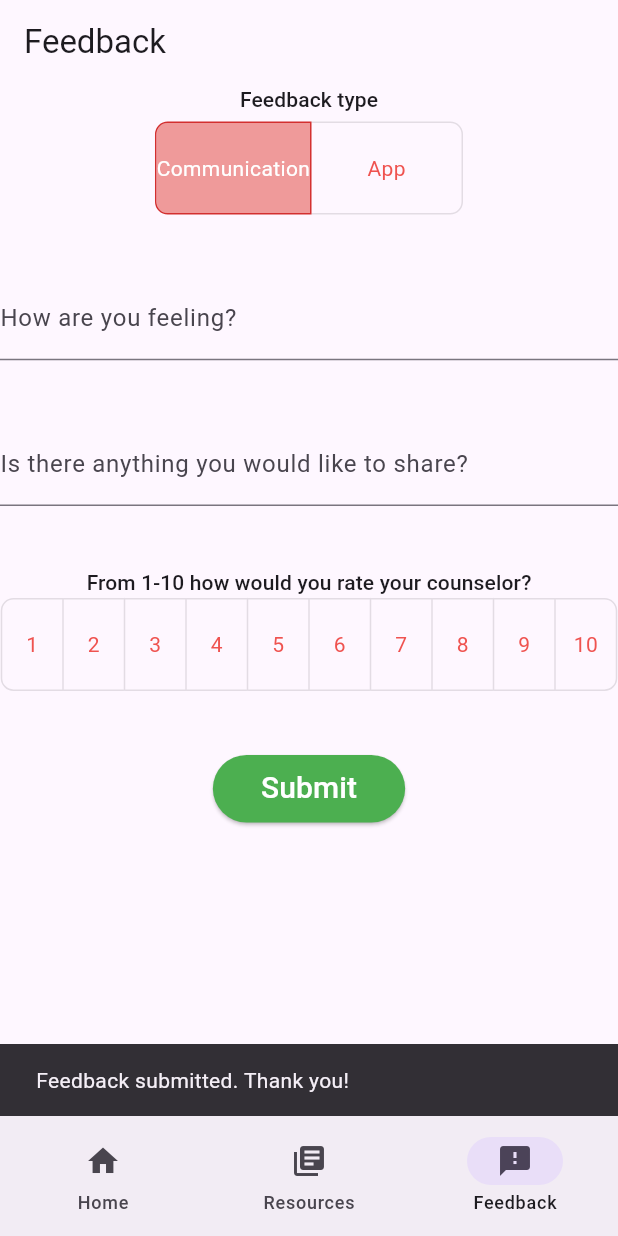
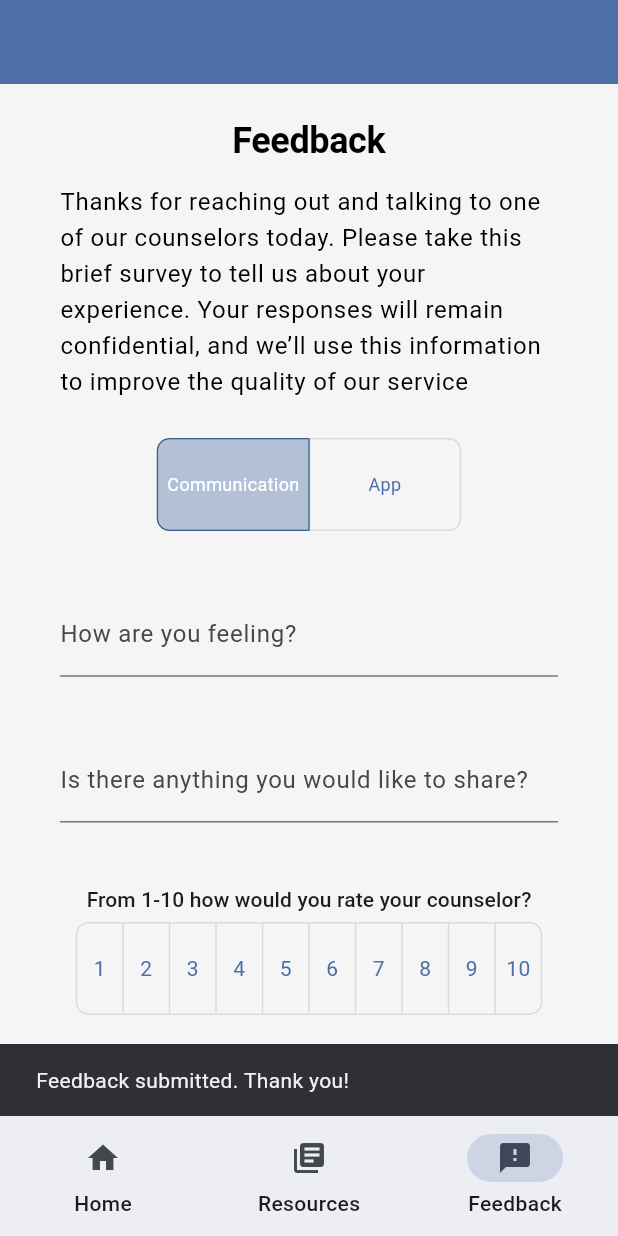
Before and after one commit to KatherineBR/Trevor-App-Public, a Flutter app: the screen it shows after launch, item 3 of the bottom bar chosen, after a tap on "Submit", on a phone screen of 412 x 824 dp. Run offline on Flutter 3.47's test engine with Material 3 defaults, Android fonts, the light colour scheme and no system bars; our stand-ins replace webview_flutter; generated files the repository leaves out were written again.

Commit message:
adding styles

```diff
--- a/lib/feedback.dart
+++ b/lib/feedback.dart
@@ -3,8 +3,8 @@ import 'package:flutter_gen/gen_l10n/app_localizations.dart';
 
 
 const List<Widget> feedbackTypes = <Widget>[
-  Text('Communication'),
-  Text('App')
+  Text('Communication', style: TextStyle(fontSize: 12)),
+  Text('App', style: TextStyle(fontSize: 12))
 ];
 
 
@@ -21,7 +21,7 @@ class _MyWidgetState extends State<FeedbackApp> {
   final _communicationFormKey = GlobalKey<_CommunicationFeedbackFormState>();
   final _appFormKey = GlobalKey<_AppFeedbackFormState>();
 
-  void _submit() {
+    void _submit() {
     if (_selectedFeedbackType[0]) {
       // Communication form is active
       final formState = _communicationFormKey.currentState;
@@ -58,7 +58,8 @@ class _MyWidgetState extends State<FeedbackApp> {
     }
 
     ScaffoldMessenger.of(context).showSnackBar(
-      SnackBar(content: Text('Feedback submitted. Thank you!'))
+      SnackBar(content: Text('Feedback submitted. Thank you!'),
+      ),
     );
   }
 
@@ -68,14 +69,21 @@ class _MyWidgetState extends State<FeedbackApp> {
   final localizations = AppLocalizations.of(context)!;
 
     return Scaffold(
-      appBar: AppBar(
-        title: Text(localizations.feedback),
-      ),
-      body: Center(
-        child: Column(
-        children: <Widget>[
-            Text('Feedback type', style: theme.textTheme.titleSmall),
-              const SizedBox(height: 5),
+      appBar: AppBar(),
+      body: SingleChildScrollView(
+          padding: EdgeInsets.symmetric(horizontal: 40),
+          child: Column(
+          children: <Widget>[
+            SizedBox(height: 24),
+            Text('Feedback', style: theme.textTheme.displayLarge),
+            SizedBox(height: 16),
+            Text(
+                        _selectedFeedbackType[0]
+              ? localizations.feedbackDescriptionCommunications
+              : localizations.feedbackDescriptionApp,
+              style: theme.textTheme.bodyLarge,
+            ),
+              const SizedBox(height: 25),
               ToggleButtons(
                 onPressed: (int index) {
                   setState(() {
@@ -86,10 +94,10 @@ class _MyWidgetState extends State<FeedbackApp> {
                   });
                 },
                 borderRadius: const BorderRadius.all(Radius.circular(8)),
-                selectedBorderColor: Colors.red[700],
+                selectedBorderColor: theme.colorScheme.primary,
                 selectedColor: Colors.white,
-                fillColor: Colors.red[200],
-                color: Colors.red[400],
+                fillColor: theme.primaryColor.withAlpha(99),
+                color: theme.primaryColor,
                 constraints: const BoxConstraints(
                   minHeight: 60.0,
                   minWidth: 100.0),
@@ -147,7 +155,9 @@ class CommunicationFeedbackForm extends StatefulWidget {
   State<CommunicationFeedbackForm> createState() => _CommunicationFeedbackFormState();
 }
 
-
+/*
+  This is the Communication Feedback Form
+*/
 class _CommunicationFeedbackFormState extends State<CommunicationFeedbackForm> {
   final List<bool> _selectedRating = List.generate(10, (_) => false);
   final communicationsFormQuestion1 = TextEditingController();
@@ -182,7 +192,7 @@ class _CommunicationFeedbackFormState extends State<CommunicationFeedbackForm> {
           height: MediaQuery.of(context).size.width * 0.1,
         ),
         Text(localizations.communicationsFormQuestion3, style: theme.textTheme.titleSmall),
-        // const SizedBox(height: 5)
+        const SizedBox(height: 5),
         ToggleButtons(
           onPressed: (int index) {
             setState(() {
@@ -193,13 +203,13 @@ class _CommunicationFeedbackFormState extends State<CommunicationFeedbackForm> {
             });
           },
           borderRadius: const BorderRadius.all(Radius.circular(8)),
-          selectedBorderColor: Colors.red[700],
+          selectedBorderColor: theme.primaryColor,
           selectedColor: Colors.white,
-          fillColor: Colors.red[200],
-          color: Colors.red[400],
+          fillColor: theme.primaryColor.withAlpha(99),
+          color: theme.primaryColor,
           constraints: const BoxConstraints(
             minHeight: 60.0,
-            minWidth: 40.0),
+            minWidth: 30.0),
           isSelected: _selectedRating,
           children: ratingsCommunication,
         ),
@@ -210,6 +220,13 @@ class _CommunicationFeedbackFormState extends State<CommunicationFeedbackForm> {
     );
   }
 }
+
+
+/*
+
+  This is the Application Feedback Form
+
+*/
 
 const List<Widget> ratingsApp = <Widget>[
   Text('1'),
@@ -258,10 +275,10 @@ class _AppFeedbackFormState extends State<AppFeedbackForm> {
             });
           },
           borderRadius: const BorderRadius.all(Radius.circular(8)),
-          selectedBorderColor: Colors.red[700],
+          selectedBorderColor: theme.primaryColor,
           selectedColor: Colors.white,
-          fillColor: Colors.red[200],
-          color: Colors.red[400],
+          fillColor: theme.primaryColor.withAlpha(99),
+          color: theme.primaryColor,
           constraints: const BoxConstraints(
             minHeight: 60.0,
             minWidth: 40.0),
--- a/lib/home.dart
+++ b/lib/home.dart
@@ -2,6 +2,7 @@ import 'package:flutter/material.dart';
 import 'webview_controller.dart';
 import 'package:url_launcher/url_launcher.dart';
 import 'package:flutter_gen/gen_l10n/app_localizations.dart';
+import 'theme.dart';
 
 class MyHomePage extends StatelessWidget {
   const MyHomePage({super.key});
@@ -27,67 +28,89 @@ class MyHomePage extends StatelessWidget {
     }
   }
 
+  Future<void> openWhatsApp(String phoneNumber) async {
+    final whatsappUri = Uri.parse("https://wa.me/$phoneNumber");
+    if (await canLaunchUrl(whatsappUri)) {
+      await launchUrl(whatsappUri);
+    } else {
+      debugPrint('Could not launch WhatsApp. Make sure WhatsApp is installed.');
+    }
+  }
     @override
       Widget build(BuildContext context) {
-    // retrieves the appropriate translations based on the user's
-    // language settings from the generated class "AppLocalizations"
         final localizations = AppLocalizations.of(context)!;
+        final theme = Theme.of(context);
+        final homeButtonsStyle = AppTheme.largeButtonStyle;
+        const tempCondition = false; // Placeholder for actual condition for later
 
     return Scaffold(
-      appBar: AppBar(title: Text('Home')),
-      body: Padding(
-        padding: EdgeInsets.symmetric(horizontal: 40),
+      appBar: AppBar(),
+      body: SingleChildScrollView(
+        child: Padding(
+          padding: const EdgeInsets.symmetric(horizontal: 40),
           child: Column(
             mainAxisAlignment: MainAxisAlignment.center,
             children: [
-            SizedBox(height: 40), // Adds top margin
-            Expanded(
+              const SizedBox(height: 24),
+              Text('Home', style: theme.textTheme.displayLarge),
+              const SizedBox(height: 16),
+              Text(
+                localizations.homeDescription,
+                style: theme.textTheme.bodyLarge,
+              ),
+              const SizedBox(height: 40),
+              SizedBox(
+                height: 80,
+                width: double.infinity,
                 child: ElevatedButton(
-              // uses the retrieved translation from the generated class which
-              // stores the appropriate translations based on the user's language
-              // setting
-              onPressed: () => sendSMS('sms:+18664887386'), // Replace with desired number
-              style: ElevatedButton.styleFrom(
-                minimumSize: Size(double.infinity, 60), // Ensures full width
-                textStyle: TextStyle(fontSize: 60), // Increases font size
-                shape: RoundedRectangleBorder(
-                  borderRadius: BorderRadius.circular(12), // Makes it rounded rectangle
-              ), ),
+                  onPressed: () {
+                    Navigator.push(
+                      context,
+                      MaterialPageRoute(
+                        builder: (context) =>
+                            const WebViewApp(url: 'https://chat.trvr.org/'),
+                      ),
+                    );
+                  },
+                  style: homeButtonsStyle,
+                  child: Text(localizations.chat),
+                ),
+              ),
+              const SizedBox(height: 25),
+              if (tempCondition)
+                ...[
+                  SizedBox(
+                    height: 80,
+                    child: ElevatedButton(
+                      onPressed: () => sendSMS('sms:+18664887386'),
+                      style: homeButtonsStyle,
                       child: Text(localizations.text),
                     ),
                   ),
-            SizedBox(height: 25),
-            Expanded(child: ElevatedButton(
-              onPressed: () {
-                // Navigate to the webview chat when pressed
-                Navigator.push(
-                  context,
-                  MaterialPageRoute(
-                    builder: (context) => WebViewApp(url: 'https://chat.trvr.org/'),
+                  const SizedBox(height: 25),
+                  SizedBox(
+                    height: 80,
+                    width: double.infinity,
+                    child: ElevatedButton(
+                      onPressed: () => openCallApp('+18664887386'),
+                      style: homeButtonsStyle,
+                      child: Text(localizations.call),
                     ),
-                  );
-                },
-              style: ElevatedButton.styleFrom(
-                minimumSize: Size(double.infinity, 60), // Ensures full width
-                textStyle: TextStyle(fontSize: 60), // Increases font size
-                shape: RoundedRectangleBorder(
-                  borderRadius: BorderRadius.circular(12), // Makes it rounded rectangle
-              ), ),
-              child: Text(localizations.chat)
-            ), ),
-            SizedBox(height: 25),
-            Expanded(child: ElevatedButton(
-              onPressed: () => openCallApp('+18664887386'),
-              style: ElevatedButton.styleFrom(
-                minimumSize: Size(double.infinity, 60), // Ensures full width
-                textStyle: TextStyle(fontSize: 60), // Increases font size
-                shape: RoundedRectangleBorder(
-                  borderRadius: BorderRadius.circular(12), // Makes it rounded rectangle
-              ), ),
-              child: Text(localizations.call),
-            ), ),
-            SizedBox(height: 25),
+                  ),
+                ]
+              else
+                SizedBox(
+                  height: 80,
+                  width: double.infinity,
+                  child: ElevatedButton(
+                    onPressed: () => openWhatsApp('+525592253337'),
+                    style: homeButtonsStyle,
+                    child: Text(localizations.text),
+                  ),
+                ),
+              const SizedBox(height: 25),
             ],
+          ),
         ),
       ),
     );
--- a/lib/l10n/app_en.arb
+++ b/lib/l10n/app_en.arb
@@ -1,16 +1,19 @@
 {
   "appTitle": "Flutter Demo Home Page",
-  "call": "Call",
-  "text": "Text",
-  "chat": "Chat",
+  "call": "Call Us",
+  "text": "Text Us",
+  "chat": "Chat With Us",
   "chatURL": "http://chat.trvr.org/",
   "feedback" : "Feedback",
+  "feedbackDescriptionApp" : "We want to hear from you! Please take a moment to share your thoughts about the app. Your feedback is important to us and will help us improve the app for everyone.",
+  "feedbackDescriptionCommunications" : "Thanks for reaching out and talking to one of our counselors today. Please take this brief survey to tell us about your experience. Your responses will remain confidential, and we’ll use this information to improve the quality of our service",
   "appFormQuestion1" : "How are you enjoying this app?",
   "appFormQuestion2" : "Rate us 1-5 stars",
   "communicationsFormQuestion1" : "How are you feeling?",
   "communicationsFormQuestion2" : "Is there anything you would like to share?",
   "communicationsFormQuestion3" : "From 1-10 how would you rate your counselor?",
   "home" : "Home",
+  "homeDescription" : "We’re here for you. If you're thinking about harming yourself, get immediate crisis support. Connect with a crisis counselor 24/7, 365 days a year, from anywhere in the U.S. via text, chat, or phone. The Trevor Project is 100% confidential and 100% free.",
   "resources" : "Resources",
-  "feedback" : "Feedback"
+  "resourcesDecription" : "In this section, you will find useful resources to support your well-being and connect with the LGBTQ+ community. Explore breathing exercises, research, news, and opportunities to get involved. Tap on any resource to learn more on our website."
 }
--- a/lib/l10n/app_es.arb
+++ b/lib/l10n/app_es.arb
@@ -1,11 +1,19 @@
 {
   "appTitle": "Página de inicio de demostración de Flutter",
-  "call": "Llamar",
-  "text": "Mensaje",
-  "chat": "Chat",
+  "call": "Llámanos",
+  "text": "Envíanos un mensaje por WhatsApp",
+  "chat": "Búscanos para chatear",
   "chatURL": "http://chat.trvr.mx/",
-  "feedback" : "Retroalimentación",
   "home" : "Hogar",
   "resources" : "Recursos",
-  "feedback" : "Comentario"
+  "feedback" : "Comentario",
+  "feedbackDescriptionApp" : "¡Queremos saber de ti! Tómate un momento para compartir tus pensamientos sobre la aplicación. Sus comentarios son importantes para nosotros y nos ayudarán a mejorar la aplicación para todos.",
+  "feedbackDescriptionCommunications" : "Gracias por comunicarte y hablar con uno de nuestros consejerxs hoy. Por favor, completa esta breve encuesta para contarnos sobre tu experiencia. Tus respuestas serán confidenciales y utilizaremos esta información para mejorar la calidad de nuestro servicio.",
+  "communicationsFormQuestion1" : "¿Cómo te sientes?",
+  "communicationsFormQuestion2" : "¿Hay algo que te gustaría compartir?",
+  "communicationsFormQuestion3" : "Del 1 al 10, ¿cómo calificarías a tu consejerx?",
+  "appFormQuestion1" : "¿Cómo estás disfrutando de esta aplicación?",
+  "appFormQuestion2" : "Califícanos de 1 a 5 estrellas",
+  "homeDescription" : "Tener dudas sobre tu identidad de género u orientación sexual es normal. Si sientes ansiedad, miedo o has pensado en hacerte daño, escríbenos. Es gratuito y confidencial.",
+  "resourcesDecription" : "En esta sección, encontrarás recursos útiles para apoyar tu bienestar y conectar con la comunidad LGBTQ+. Explora ejercicios de respiración, investigaciones, noticias y oportunidades para involucrarte. Toca cualquier recurso para obtener más información en nuestro sitio web."
 }
--- a/lib/main.dart
+++ b/lib/main.dart
@@ -4,6 +4,7 @@ import 'package:flutter_gen/gen_l10n/app_localizations.dart';
 import 'home.dart';        // Import home.dart
 import 'feedback.dart';   // Import feedback.dart
 import 'resources.dart'; // Import resources.dart
+import 'theme.dart';        // Import theme.dart
 
 void main() {
   runApp(const MyApp());
@@ -17,6 +18,7 @@ class MyApp extends StatelessWidget {
   Widget build(BuildContext context) {
 
     return MaterialApp(
+      themeMode: ThemeMode.system,
       // loads localized resources
       localizationsDelegates: [
         AppLocalizations.delegate,
@@ -29,24 +31,7 @@ class MyApp extends StatelessWidget {
         Locale('en', 'US'), // English
         Locale('es', 'MX'), // Spanish
       ],
-      theme: ThemeData(
-        // This is the theme of your application.
-        //
-        // TRY THIS: Try running your application with "flutter run". You'll see
-        // the application has a purple toolbar. Then, without quitting the app,
-        // try changing the seedColor in the colorScheme below to Colors.green
-        // and then invoke "hot reload" (save your changes or press the "hot
-        // reload" button in a Flutter-supported IDE, or press "r" if you used
-        // the command line to start the app).
-        //
-        // Notice that the counter didn't reset back to zero; the application
-        // state is not lost during the reload. To reset the state, use hot
-        // restart instead.
-        //
-        // This works for code too, not just values: Most code changes can be
-        // tested with just a hot reload.
-        colorScheme: ColorScheme.fromSeed(seedColor: Colors.deepPurple),
-      ),
+      theme: AppTheme.getTheme(),
       home: const HomeScreen(),
     );
   }
--- a/lib/resources.dart
+++ b/lib/resources.dart
@@ -1,13 +1,18 @@
 import 'package:flutter/material.dart';
+import 'package:webview_flutter/webview_flutter.dart';
+import 'package:flutter_localizations/flutter_localizations.dart';
+import 'package:flutter_gen/gen_l10n/app_localizations.dart';
+import 'webview_controller.dart';
+import 'theme.dart';
 
-//defines a custom stateless widget for resourcecard
+// Defines a custom stateless widget for resourcecard
 class ResourceCard extends StatelessWidget {
-  // required properties for the card
+  // Required properties for the card
   final String title;
   final String description;
   final String url;
 
-  // constructor for the resource card requiring the previously defined properties
+  // Constructor for the resource card requiring the previously defined properties
   const ResourceCard({
     super.key,
     required this.title,
@@ -17,27 +22,47 @@ class ResourceCard extends StatelessWidget {
 
   @override
   Widget build(BuildContext context) {
-    // determines the characteristics of each of the cards
-    return Card(
-      color: const Color.fromARGB(255, 169, 228, 255),
-      shape: RoundedRectangleBorder(borderRadius: BorderRadius.circular(12)),
-      elevation: 4,
-      margin: EdgeInsets.symmetric(vertical: 8, horizontal: 16),
-      child: ListTile(
-        title: Text(
+    final theme = Theme.of(context);
+    return SizedBox(
+      height: 80,
+      child: ElevatedButton(
+        onPressed: () {
+          Navigator.push(
+            context,
+            MaterialPageRoute(builder: (context) => WebViewApp(url: url))
+          );
+        },
+        style: AppTheme.largeButtonStyle,
+        child: Align(
+          alignment: Alignment.centerLeft,
+          child: Column(
+            mainAxisAlignment: MainAxisAlignment.center,
+            crossAxisAlignment: CrossAxisAlignment.start,
+            children: [
+              Text(
                 title,
-          style: TextStyle(fontSize: 20, fontWeight: FontWeight.bold),
+                style: TextStyle(
+                  fontSize: 20,
+                  fontWeight: FontWeight.bold,
                 ),
-        subtitle: Text(description),
+              ),
+              Text(description,
+              style: TextStyle(
+                fontSize: 12,
+                fontWeight: FontWeight.normal,
+              )),
+            ],
+          ),
+        ),
       ),
     );
   }
 }
 
-// stateless widget for the entire list of resource cards
+// Stateless widget for the entire list of resource cards
 class ResourcesPage extends StatelessWidget {
   final List<Map<String, String>> resources = [
-    // list of sample data for the resource card
+    // List of sample data for the resource card
     {
       'title': 'Resources',
       'description': 'A collection of helpful resources.',
@@ -62,21 +87,43 @@ class ResourcesPage extends StatelessWidget {
 
   @override
   Widget build(BuildContext context) {
+    final theme = Theme.of(context);
+    final localizations = AppLocalizations.of(context)!;
     return Scaffold(
-      appBar: AppBar(title: Text('Resources')),
-      // body of the page contains listview for multiple resourcecard widgets to be displayed
-      body: ListView.builder(
-        itemCount: resources.length,
-        itemBuilder: (context, index) {
-          // creates a resourcecard for each item in the list
-          final resource = resources[index];
-          return ResourceCard(
+      appBar: AppBar(),
+      body: SingleChildScrollView(
+        padding: EdgeInsets.symmetric(horizontal: 40),
+        child: Column(
+          mainAxisAlignment: MainAxisAlignment.center,
+          children: [
+            // Margin
+            SizedBox(height: 24),
+            Text('Resources', style: theme.textTheme.displayLarge),
+            // First button
+            SizedBox(height: 16),
+            Text(
+              localizations.resourcesDecription,
+              style: theme.textTheme.bodyLarge,
+            ),
+            // spacing
+            SizedBox(height : 25),
+            ...resources.map((resource) {
+              // Creates a resourcecard for each item in the list
+              return Column(
+                children : [
+                  ResourceCard(
                 title: resource['title']!,
                 description: resource['description']!,
                 url: resource['url']!,
+                ),
+                // spacing between each card
+                  SizedBox(height: 16),
+                ],
               );
-        },
+            })
+          ],
         ),
+      )
     );
   }
 }
--- /dev/null
+++ b/lib/theme.dart
@@ -0,0 +1,96 @@
+import 'package:flutter/material.dart';
+
+class AppTheme {
+  // Core colors
+  static const Color primaryColor = Color(0xFF4B6FA6);
+  static const Color secondaryColor = Color(0xFF7EAED5);
+  static const Color backgroundColor = Color(0xFFF5F5F5);
+  static const Color textColor = Color(0xFF000000);
+
+  // Text styles
+  static const _baseTextStyle = TextStyle(color: textColor);
+  static const TextStyle headingStyle = TextStyle(fontSize: 24, fontWeight: FontWeight.bold, color: textColor);
+  static const TextStyle subheadingStyle = TextStyle(fontSize: 18, fontWeight: FontWeight.w500, color: textColor);
+  static const TextStyle bodyStyle = TextStyle(fontSize: 16, color: textColor);
+
+  // Base shapes and dimensions
+  static final _defaultBorderRadius = BorderRadius.circular(8);
+  static final _cardBorderRadius = BorderRadius.circular(12);
+
+  // Button styles
+  static final ButtonStyle primaryButtonStyle = ElevatedButton.styleFrom(
+    backgroundColor: primaryColor,
+    foregroundColor: Colors.white,
+    padding: const EdgeInsets.symmetric(horizontal: 16, vertical: 12),
+    shape: RoundedRectangleBorder(borderRadius: _defaultBorderRadius),
+  );
+
+  // Derived button styles
+  static ButtonStyle extendButtonStyle({
+    Size? minimumSize,
+    TextStyle? textStyle,
+    Color? backgroundColor,
+    Color? foregroundColor,
+    BorderRadius? borderRadius,
+    EdgeInsetsGeometry? padding,
+  }) {
+    return primaryButtonStyle.copyWith(
+      minimumSize: minimumSize != null ? WidgetStateProperty.all(minimumSize) : null,
+      textStyle: textStyle != null ? WidgetStateProperty.all(textStyle) : null,
+      backgroundColor: backgroundColor != null ? WidgetStateProperty.all(backgroundColor) : null,
+      foregroundColor: foregroundColor != null ? WidgetStateProperty.all(foregroundColor) : null,
+      padding: padding != null ? WidgetStateProperty.all(padding) : null,
+      shape: borderRadius != null ? WidgetStateProperty.all(RoundedRectangleBorder(borderRadius: borderRadius)) : null,
+    );
+  }
+
+  // Specialized button styles using the extension method
+  static final ButtonStyle largeButtonStyle = extendButtonStyle(
+    minimumSize: Size(double.infinity, 60),
+    textStyle: TextStyle(fontSize: 24),
+  );
+
+  static final ButtonStyle accentButtonStyle = extendButtonStyle(
+    backgroundColor: secondaryColor,
+  );
+
+  static final ButtonStyle dangerButtonStyle = extendButtonStyle(
+    backgroundColor: Colors.red[700],
+  );
+
+  // Get the complete theme data
+  static ThemeData getTheme() {
+    return ThemeData(
+      colorScheme: ColorScheme.fromSeed(
+        seedColor: primaryColor,
+        secondary: secondaryColor,
+      ),
+      scaffoldBackgroundColor: backgroundColor,
+      primaryColor: primaryColor,
+      textTheme: const TextTheme(
+        displayLarge: headingStyle,
+        displayMedium: subheadingStyle,
+        bodyLarge: bodyStyle,
+      ),
+      appBarTheme: const AppBarTheme(
+        backgroundColor: primaryColor,
+        foregroundColor: Colors.white,
+        elevation: 0,
+      ),
+      cardTheme: CardTheme(
+        elevation: 4,
+        shape: RoundedRectangleBorder(borderRadius: _cardBorderRadius),
+        color: Colors.white,
+      ),
+      elevatedButtonTheme: ElevatedButtonThemeData(
+        style: primaryButtonStyle,
+      ),
+      navigationBarTheme: NavigationBarThemeData(
+        indicatorColor: primaryColor.withAlpha(51),
+        labelTextStyle: WidgetStateProperty.all(
+          const TextStyle(fontSize: 14, fontWeight: FontWeight.w500),
+        ),
+      ),
+    );
+  }
+}
```
Lines whose indentation alone changed are shown as unchanged.
